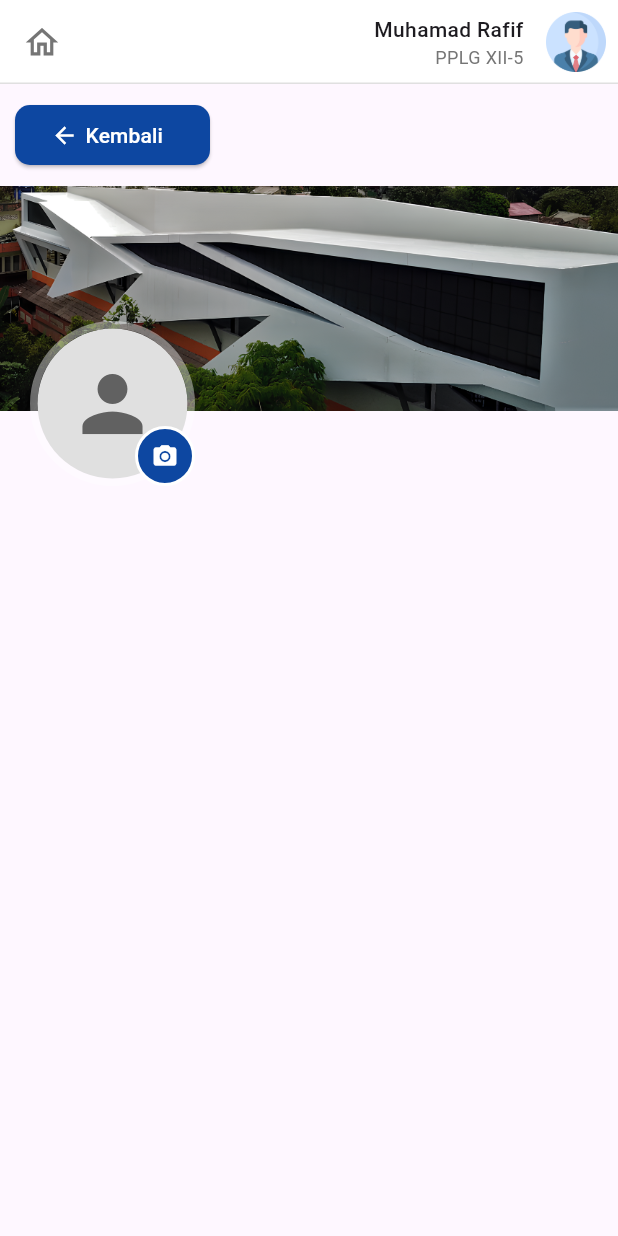
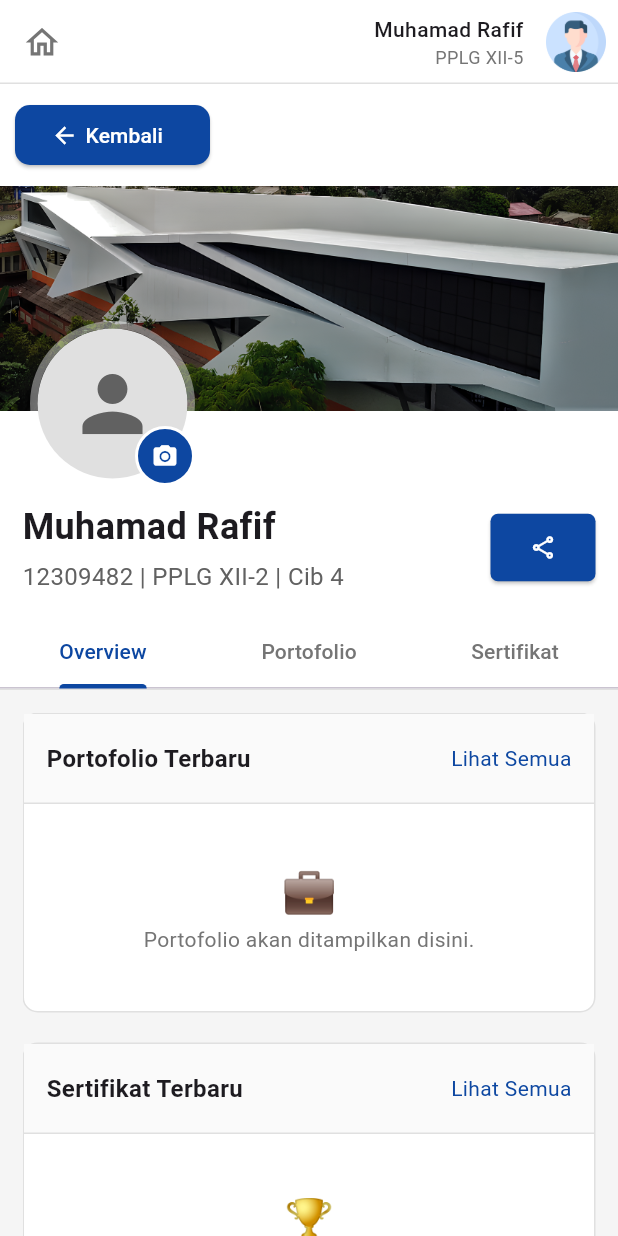
Before and after one commit to rafif2112/jurnalku-app, a Flutter app: the Profile screen opened directly, on a phone screen of 412 x 824 dp. Run offline on Flutter 3.47's test engine with Material 3 defaults, Android fonts, the phone set to English and light mode, and no system bars; our stand-ins replace flutter_svg, font_awesome_flutter.

Commit message:
feat: Implement Profile page with Overview, Portofolio, and Sertifikat tabs; add ProfileCard widget

```diff
--- a/lib/pages/profile.dart
+++ b/lib/pages/profile.dart
@@ -1,5 +1,8 @@
 import 'package:flutter/material.dart';
 import 'package:jurnalku_app/widgets/appbar/app_bar_component.dart';
+import 'package:jurnalku_app/pages/profile/overview.dart';
+import 'package:jurnalku_app/pages/profile/portofolio.dart';
+import 'package:jurnalku_app/pages/profile/sertifikat.dart';
 
 class Profile extends StatelessWidget {
   const Profile({super.key});
@@ -7,8 +10,21 @@ class Profile extends StatelessWidget {
   @override
   Widget build(BuildContext context) {
     return Scaffold(
+      backgroundColor: Colors.grey[100],
       appBar: const AppBarComponent(),
-      body: Column(
+      body: DefaultTabController(
+        length: 3,
+        child: SingleChildScrollView(
+          child: Column(
+            children: [
+              Container(
+                decoration: BoxDecoration(
+                  color: Colors.white,
+                  border: Border(
+                    bottom: BorderSide(color: Colors.grey.shade300, width: 1.0),
+                  ),
+                ),
+                child: Column(
                   crossAxisAlignment: CrossAxisAlignment.start,
                   children: [
                     Padding(
@@ -29,7 +45,10 @@ class Profile extends StatelessWidget {
                             children: [
                               Icon(Icons.arrow_back, color: Colors.white),
                               const SizedBox(width: 5),
-                    Text('Kembali', style: TextStyle(color: Colors.white)),
+                              Text(
+                                'Kembali',
+                                style: TextStyle(color: Colors.white),
+                              ),
                             ],
                           ),
                         ),
@@ -43,7 +62,9 @@ class Profile extends StatelessWidget {
                           height: 150,
                           decoration: BoxDecoration(
                             image: DecorationImage(
-                    image: AssetImage('assets/images/wikrama-mewah.png'),
+                              image: AssetImage(
+                                'assets/images/wikrama-mewah.png',
+                              ),
                               fit: BoxFit.cover,
                             ),
                           ),
@@ -56,7 +77,10 @@ class Profile extends StatelessWidget {
                               Container(
                                 decoration: BoxDecoration(
                                   shape: BoxShape.circle,
-                        border: Border.all(color: Colors.white.withValues(alpha: 0.4), width: 5),
+                                  border: Border.all(
+                                    color: Colors.white.withValues(alpha: 0.4),
+                                    width: 5,
+                                  ),
                                 ),
                                 child: CircleAvatar(
                                   radius: 50,
@@ -77,7 +101,10 @@ class Profile extends StatelessWidget {
                                   decoration: BoxDecoration(
                                     color: Colors.blue[900],
                                     shape: BoxShape.circle,
-                          border: Border.all(color: Colors.white, width: 2),
+                                    border: Border.all(
+                                      color: Colors.white,
+                                      width: 2,
+                                    ),
                                   ),
                                   child: IconButton(
                                     onPressed: () {},
@@ -94,18 +121,83 @@ class Profile extends StatelessWidget {
                         ),
                       ],
                     ),
-          const SizedBox(height: 60),
-          Row(
+                    const SizedBox(height: 45),
+                    Padding(
+                      padding: const EdgeInsets.all(15.0),
+                      child: Row(
+                        mainAxisAlignment: MainAxisAlignment.spaceBetween,
                         children: [
                           Column(
+                            mainAxisAlignment: MainAxisAlignment.start,
+                            crossAxisAlignment: CrossAxisAlignment.start,
                             children: [
-
+                              Text(
+                                'Muhamad Rafif',
+                                style: TextStyle(
+                                  fontSize: 24,
+                                  fontWeight: FontWeight.bold,
+                                ),
+                              ),
+                              SizedBox(height: 5),
+                              Text(
+                                '12309482 | PPLG XII-2 | Cib 4',
+                                style: TextStyle(
+                                  fontSize: 16,
+                                  color: Colors.grey[700],
+                                ),
+                              ),
                             ],
-              )
+                          ),
+                          SizedBox(
+                            width: 70,
+                            height: 45,
+                            child: ElevatedButton(
+                              onPressed: () {},
+                              style: ElevatedButton.styleFrom(
+                                backgroundColor: Colors.blue[900],
+                                shape: RoundedRectangleBorder(
+                                  borderRadius: BorderRadius.circular(5),
+                                ),
+                              ),
+                              child: Icon(
+                                Icons.share_outlined,
+                                color: Colors.white,
+                              ),
+                            ),
+                          ),
+                        ],
+                      ),
+                    ),
+                    TabBar(
+                      labelColor: Colors.blue[900],
+                      unselectedLabelColor: Colors.grey[600],
+                      indicatorColor: Colors.blue[900],
+                      tabs: const <Widget>[
+                        Tab(text: 'Overview'),
+                        Tab(text: 'Portofolio'),
+                        Tab(text: 'Sertifikat'),
                       ],
                     ),
                   ],
                 ),
+              ),
+              SizedBox(
+                height: 850,
+                child: Padding(
+                  padding: const EdgeInsets.symmetric(vertical: 15.0, horizontal: 15.0),
+                  child: TabBarView(
+                    children: const <Widget>[
+                      Overview(),
+                      Portofolio(),
+                      Sertifikat(),
+                    ],
+                  ),
+                ),
+              ),
+            ],
+          ),
+        ),
+      ),
     );
   }
 }
--- /dev/null
+++ b/lib/pages/profile/overview.dart
@@ -0,0 +1,148 @@
+import 'package:flutter/material.dart';
+import 'package:jurnalku_app/widgets/card/profile_card.dart';
+
+class Overview extends StatelessWidget {
+  const Overview({super.key});
+
+  @override
+  Widget build(BuildContext context) {
+    return Column(
+      children: [
+        ProfileCard(
+          title: 'Portofolio Terbaru',
+          subtitle: 'Portofolio akan ditampilkan disini.',
+          viewAllText: 'Lihat Semua',
+          iconEmoji: '💼',
+        ),
+
+        const SizedBox(height: 20),
+
+        ProfileCard(
+          title: 'Sertifikat Terbaru',
+          subtitle: 'Sertifikat akan ditampilkan disini.',
+          viewAllText: 'Lihat Semua',
+          iconEmoji: '🏆',
+        ),
+
+        const SizedBox(height: 20),
+
+        Container(
+          height: 210,
+          decoration: BoxDecoration(
+            color: Colors.white,
+            border: Border.all(color: Colors.grey.shade300, width: 1.0),
+            borderRadius: BorderRadius.circular(10),
+          ),
+          child: Column(
+            crossAxisAlignment: CrossAxisAlignment.start,
+            children: [
+              Container(
+                padding: EdgeInsets.all(15.0),
+                height: 60,
+                decoration: BoxDecoration(
+                  color: Colors.grey[50],
+                  border: Border(
+                    bottom: BorderSide(color: Colors.grey.shade300, width: 1.0),
+                  ),
+                ),
+                child: Row(
+                  mainAxisAlignment: MainAxisAlignment.spaceBetween,
+                  children: [
+                    Text(
+                      'Dokumen',
+                      style: TextStyle(
+                        fontSize: 16,
+                        fontWeight: FontWeight.bold,
+                      ),
+                    ),
+                  ],
+                ),
+              ),
+              Expanded(
+                child: Padding(
+                  padding: const EdgeInsets.all(15.0),
+                  child: Column(
+                    crossAxisAlignment: CrossAxisAlignment.start,
+                    mainAxisAlignment: MainAxisAlignment.start,
+                    children: [
+                      Text('Curiculum Vitae', style: TextStyle(fontSize: 20, fontWeight: FontWeight.w500)),
+                      Text('Dokumen CV siswa', style: TextStyle(color: Colors.grey[600], fontWeight: FontWeight.w500)),
+                      SizedBox(height: 15),
+                      SizedBox(
+                        width: double.infinity,
+                        child: ElevatedButton(
+                          onPressed: () {},
+                          style: ElevatedButton.styleFrom(
+                            backgroundColor: Colors.blue[900],
+                            shape: RoundedRectangleBorder(
+                              borderRadius: BorderRadius.circular(8),
+                            ),
+                          ),
+                          child: Text('Lihat CV', style: TextStyle(color: Colors.white)),
+                        ),
+                      ),
+                    ],
+                  ),
+                ),
+              ),
+            ],
+          ),
+        ),
+
+        const SizedBox(height: 20),
+
+        Container(
+          height: 150,
+          decoration: BoxDecoration(
+            color: Colors.white,
+            border: Border.all(color: Colors.grey.shade300, width: 1.0),
+            borderRadius: BorderRadius.circular(10),
+          ),
+          child: Column(
+            crossAxisAlignment: CrossAxisAlignment.start,
+            children: [
+              Container(
+                padding: EdgeInsets.all(15.0),
+                height: 60,
+                decoration: BoxDecoration(
+                  color: Colors.grey[50],
+                  border: Border(
+                    bottom: BorderSide(color: Colors.grey.shade300, width: 1.0),
+                  ),
+                ),
+                child: Row(
+                  mainAxisAlignment: MainAxisAlignment.spaceBetween,
+                  children: [
+                    Text(
+                      'Media Sosial',
+                      style: TextStyle(
+                        fontSize: 16,
+                        fontWeight: FontWeight.bold,
+                      ),
+                    ),
+                  ],
+                ),
+              ),
+              Expanded(
+                child: Center(
+                  child: ListTile(
+                    leading: CircleAvatar(
+                      backgroundColor: Colors.blue[900],
+                      child: Icon(Icons.link, color: Colors.white),
+                    ),
+                    title: Text('LinkedIn', style: TextStyle(fontSize: 16, fontWeight: FontWeight.w600)),
+                    subtitle: Text('linkedin.com/in/username', style: TextStyle(color: Colors.grey[600], fontWeight: FontWeight.w500)),
+                    trailing: IconButton(
+                      icon: Icon(Icons.open_in_new, color: Colors.blue[900]),
+                      onPressed: () {},
+                    ),
+                  ),
+                ),
+              ),
+            ],
+          ),
+        ),
+      ],
+    );
+  }
+}
--- /dev/null
+++ b/lib/pages/profile/portofolio.dart
@@ -0,0 +1,26 @@
+import 'package:flutter/material.dart';
+
+class Portofolio extends StatelessWidget {
+  const Portofolio({super.key});
+
+  @override
+  Widget build(BuildContext context) {
+    return Container(
+      padding: const EdgeInsets.all(20),
+      child: Column(
+        crossAxisAlignment: CrossAxisAlignment.start,
+        children: [
+          Text(
+            'Portofolio Saya',
+            style: TextStyle(fontSize: 20, fontWeight: FontWeight.bold),
+          ),
+          const SizedBox(height: 20),
+          Text(
+            'Belum ada portofolio yang ditambahkan.',
+            style: TextStyle(color: Colors.grey[600]),
+          ),
+        ],
+      ),
+    );
+  }
+}
--- /dev/null
+++ b/lib/pages/profile/sertifikat.dart
@@ -0,0 +1,26 @@
+import 'package:flutter/material.dart';
+
+class Sertifikat extends StatelessWidget {
+  const Sertifikat({super.key});
+
+  @override
+  Widget build(BuildContext context) {
+    return Container(
+      padding: const EdgeInsets.all(20),
+      child: Column(
+        crossAxisAlignment: CrossAxisAlignment.start,
+        children: [
+          Text(
+            'Sertifikat Saya',
+            style: TextStyle(fontSize: 20, fontWeight: FontWeight.bold),
+          ),
+          const SizedBox(height: 20),
+          Text(
+            'Belum ada sertifikat yang ditambahkan.',
+            style: TextStyle(color: Colors.grey[600]),
+          ),
+        ],
+      ),
+    );
+  }
+}
--- /dev/null
+++ b/lib/widgets/card/profile_card.dart
@@ -0,0 +1,60 @@
+import 'package:flutter/material.dart';
+
+class ProfileCard extends StatelessWidget {
+  const ProfileCard({super.key, required this.title, required this.subtitle, required this.viewAllText, required this.iconEmoji});
+
+  final String title;
+  final String subtitle;
+  final String viewAllText;
+  final String iconEmoji;
+
+  @override
+  Widget build(BuildContext context) {
+    return Container(
+      height: 200,
+      decoration: BoxDecoration(
+        color: Colors.white,
+        border: Border.all(color: Colors.grey.shade300, width: 1.0),
+        borderRadius: BorderRadius.circular(10),
+      ),
+      child: Column(
+        children: [
+          Container(
+            padding: EdgeInsets.all(15.0),
+            height: 60,
+            decoration: BoxDecoration(
+              color: Colors.grey[50],
+              border: Border(
+                bottom: BorderSide(color: Colors.grey.shade300, width: 1.0),
+              ),
+            ),
+            child: Row(
+              mainAxisAlignment: MainAxisAlignment.spaceBetween,
+              children: [
+                Text(
+                  title,
+                  style: TextStyle(fontSize: 16, fontWeight: FontWeight.bold),
+                ),
+                Text(viewAllText, style: TextStyle(color: Colors.blue[900])),
+              ],
+            ),
+          ),
+          Expanded(
+            child: Center(
+              child: Column(
+                mainAxisAlignment: MainAxisAlignment.center,
+                children: [
+                  Text(iconEmoji, style: TextStyle(fontSize: 30)),
+                  Text(
+                    subtitle,
+                    style: TextStyle(color: Colors.grey[600]),
+                  ),
+                ],
+              ),
+            ),
+          ),
+        ],
+      ),
+    );
+  }
+}
```
Also changed, not shown: pubspec.lock, 1 other file. Lines whose indentation alone changed are shown as unchanged.
